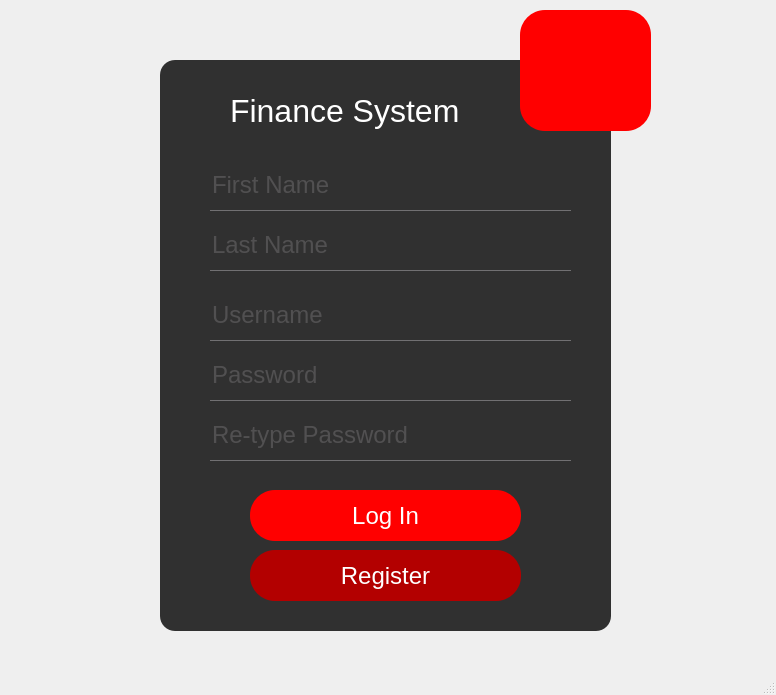
Before: the Qt Designer form register.ui in rafaello166/financialSystemQT, drawn with Qt 5.
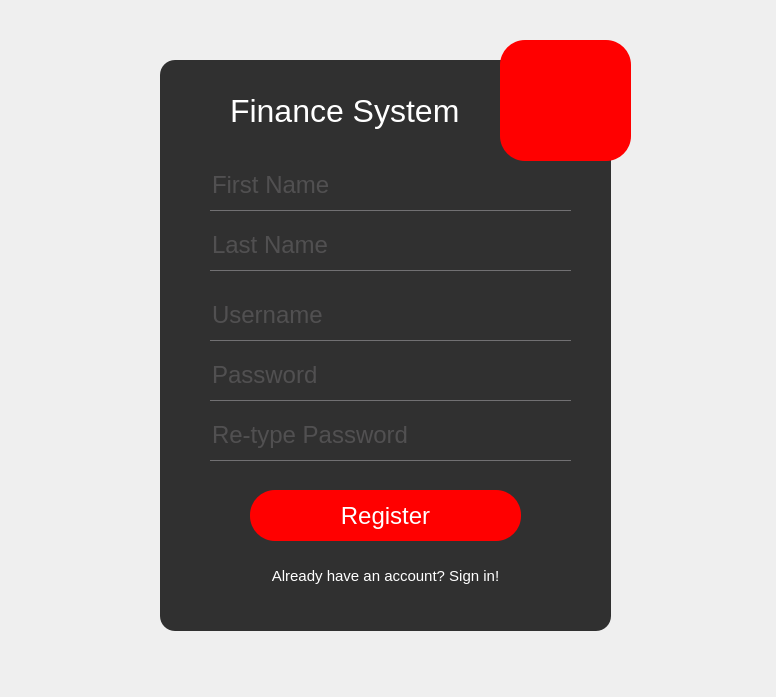
After: the same form once the commit is applied. Icons and pictures are not drawn.

What changed in the file:
```diff
--- a/register.ui
+++ b/register.ui
@@ -1,13 +1,13 @@
 <?xml version="1.0" encoding="UTF-8"?>
 <ui version="4.0">
  <class>Register</class>
- <widget class="QMainWindow" name="Register">
+ <widget class="QWidget" name="Register">
   <property name="geometry">
    <rect>
     <x>0</x>
     <y>0</y>
     <width>776</width>
-    <height>695</height>
+    <height>697</height>
    </rect>
   </property>
   <property name="windowTitle">
@@ -24,8 +24,8 @@
 	color: white;
 }
 
-#financialSystem {
-	background: url(:/nowyPrzedrostek/mountains.jpg);
+#widget {
+	background: rgba(0,0,0,0.8);
 }
 
 #loginFrame {
@@ -55,7 +55,66 @@
 	background: #b30000;
 }</string>
   </property>
-  <widget class="QWidget" name="centralwidget">
+  <widget class="QStackedWidget" name="stackedWidget">
+   <property name="geometry">
+    <rect>
+     <x>0</x>
+     <y>0</y>
+     <width>811</width>
+     <height>701</height>
+    </rect>
+   </property>
+   <property name="styleSheet">
+    <string notr="true">* {
+	font-family: arial;
+	font-size: 24px;
+}
+
+#loginLabel {
+	font-size: 32px;
+	color: white;
+}
+
+#stackedWidget {
+background: url(:/nowyPrzedrostek/mountains.jpg);
+
+}
+
+#loginFrame {
+
+	background: rgba(0,0,0,0.8);
+	border-radius: 15px;
+}
+
+QPushButton {
+	color :white;
+	background: red;
+	border-radius: 25px;
+}
+
+QToolButton {
+	background: red;
+	border-radius: 25px;
+}
+
+QPushButton:hover {
+	background: white;
+	color: red;
+}
+
+QLineEdit {
+	background: transparent;
+	border: none;
+	color: #717072;
+	border-bottom: 1px solid #717072;
+}
+
+#pushButton_login {
+	background: none;
+	font-size: 15px;
+}</string>
+   </property>
+   <widget class="QWidget" name="page1">
    <widget class="QFrame" name="loginFrame">
     <property name="geometry">
      <rect>
@@ -84,19 +143,6 @@
       <string>Finance System</string>
      </property>
     </widget>
-    <widget class="QPushButton" name="pushButton_login">
-     <property name="geometry">
-      <rect>
-       <x>90</x>
-       <y>430</y>
-       <width>271</width>
-       <height>51</height>
-      </rect>
-     </property>
-     <property name="text">
-      <string>Log In</string>
-     </property>
-    </widget>
     <widget class="QLineEdit" name="lineEdit_user">
      <property name="geometry">
       <rect>
@@ -145,7 +191,7 @@
      <property name="geometry">
       <rect>
        <x>90</x>
-       <y>490</y>
+        <y>430</y>
        <width>271</width>
        <height>51</height>
       </rect>
@@ -214,22 +260,38 @@
       <string>Re-type Password</string>
      </property>
     </widget>
+     <widget class="QPushButton" name="pushButton_login">
+      <property name="geometry">
+       <rect>
+        <x>90</x>
+        <y>490</y>
+        <width>271</width>
+        <height>51</height>
+       </rect>
+      </property>
+      <property name="text">
+       <string>Already have an account? Sign in!</string>
+      </property>
+     </widget>
    </widget>
    <widget class="QToolButton" name="toolButton">
     <property name="geometry">
      <rect>
-      <x>520</x>
-      <y>10</y>
+       <x>500</x>
+       <y>40</y>
       <width>131</width>
       <height>121</height>
      </rect>
     </property>
+     <property name="styleSheet">
+      <string notr="true">image: url(:/nowyPrzedrostek/user.png);</string>
+     </property>
     <property name="text">
      <string/>
     </property>
     <property name="icon">
      <iconset>
-      <normaloff>Images/user.png</normaloff>Images/user.png</iconset>
+       <normaloff>nowyPrzedrostek/user.png</normaloff>nowyPrzedrostek/user.png</iconset>
     </property>
     <property name="iconSize">
      <size>
@@ -239,17 +301,7 @@
     </property>
    </widget>
   </widget>
-  <widget class="QMenuBar" name="menubar">
-   <property name="geometry">
-    <rect>
-     <x>0</x>
-     <y>0</y>
-     <width>776</width>
-     <height>33</height>
-    </rect>
-   </property>
   </widget>
-  <widget class="QStatusBar" name="statusbar"/>
  </widget>
  <resources/>
  <connections/>
```
Lines whose indentation alone changed are shown as unchanged.
